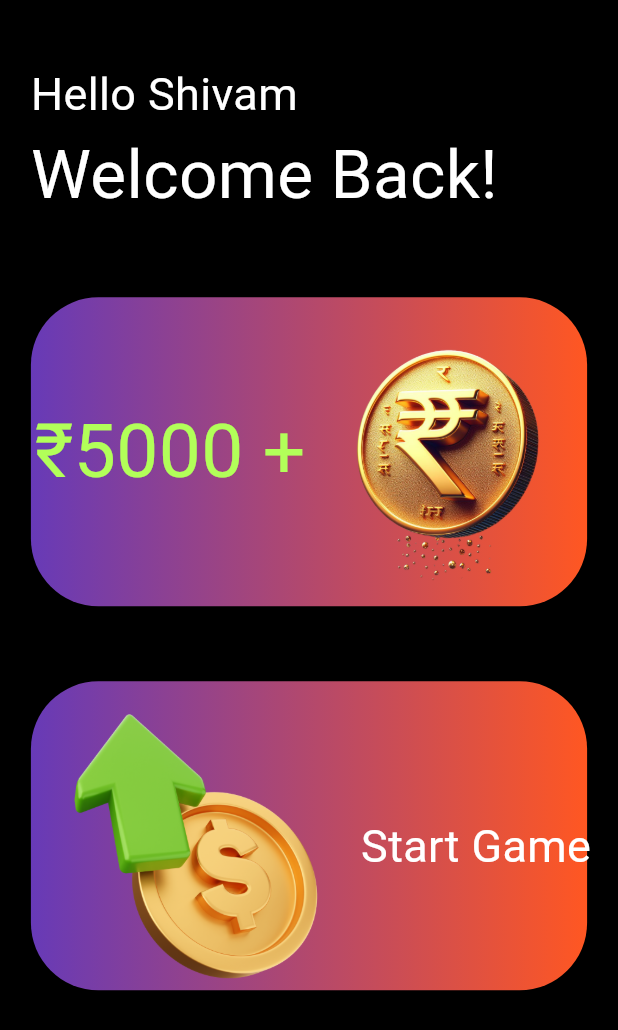
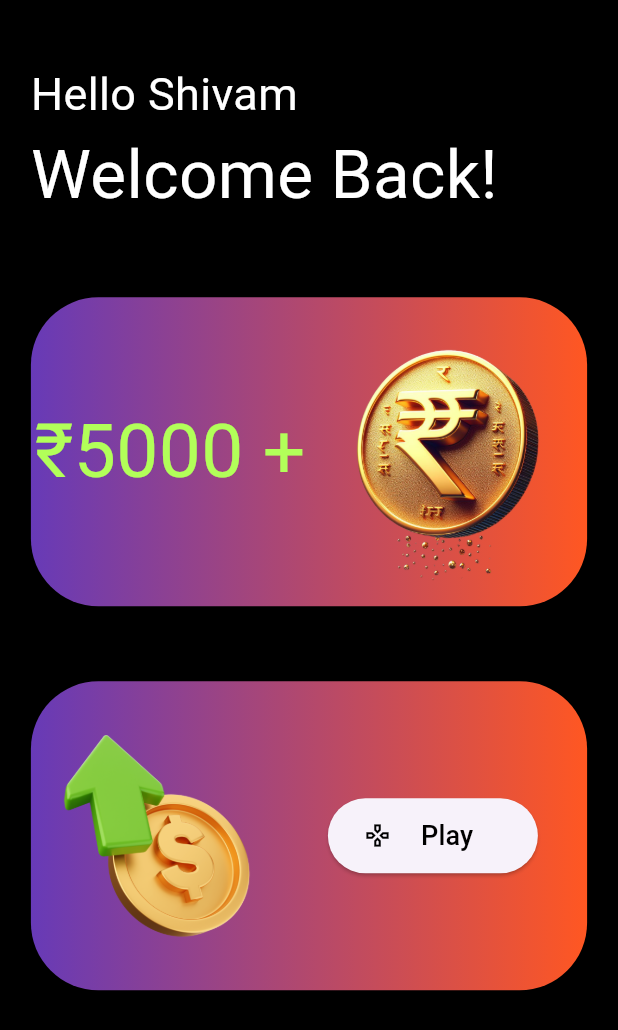
Before and after one commit to shivam2109964/colorPridct, a Flutter app: the homePage screen opened directly, on a phone screen of 412 x 824 dp. Shown: the top 1030 px of the screen. Run offline on Flutter 3.47's test engine with Material 3 defaults, Android fonts, the phone set to English and light mode, and no system bars.

Commit message:
game card dummy done

```diff
--- a/lib/Services/Bottom Navi - 3/src/screens/home.dart
+++ b/lib/Services/HomeScreen - 3/src/screens/home.dart
@@ -118,23 +118,42 @@ class homePage extends StatelessWidget {
                         ),
                       ),
                       //Modify Seond Card
-                      child: const Column(
+                      child: Column(
                         mainAxisAlignment: MainAxisAlignment.center,
                         children: <Widget>[
                           Row(
-
                             children: <Widget>[
-                              CircleAvatar(
-                                maxRadius: 110,
+                              const CircleAvatar(
+                                maxRadius: 84,
                                 backgroundColor: Colors.transparent,
                                 backgroundImage: AssetImage(
                                   'assets/images/homeImgTwo.png',
                                 ),
                               ),
-                              Text("Start Game",style: TextStyle(fontSize: 30,color: Colors.white),)
+                              Padding(
+                                padding: const EdgeInsets.only(left: 30),
+                                child: SizedBox(
+                                  height: 50,
+                                  width: 140,
+                                  child: ElevatedButton(
+                                    style: ButtonStyle(iconColor:MaterialStateProperty.all(Colors.black)),
+                                    onPressed: () {},
+                                    child: const Row(
+                                      children: [
+                                       Icon(Icons.gamepad_outlined),
+                                        Padding(
+                                          padding: EdgeInsets.only(left: 20),
+                                          child: Text(
+                                            "Play",style: TextStyle(fontSize: 18, color: Colors.black),
+                                          ),
+                                        ),
+                                      ],
+                                    ),
+                                  ),
+                                ),
+                              )
                             ],
                           ),
-
                         ],
                       ),
                     ),
--- a/lib/Services/SignIN - 2/src/screen/SignIn.dart
+++ b/lib/Services/SignIN - 2/src/screen/SignIn.dart
@@ -1,5 +1,5 @@
 import 'package:flutter/material.dart';
-import 'package:strive/Services/Bottom%20Navi%20-%203/src/screens/Navigation.dart';
+import 'package:strive/Services/HomeScreen%20-%203/src/screens/Navigation.dart';
 import 'package:strive/Services/SignUp%20-%201/src/screen/SignUp.dart';
 import 'package:strive/Services/common/src/utils/MediaQuary.dart';
 
--- a/lib/Services/SignUp - 1/src/screen/SignUp.dart
+++ b/lib/Services/SignUp - 1/src/screen/SignUp.dart
@@ -1,5 +1,5 @@
 import 'package:flutter/material.dart';
-import 'package:strive/Services/Bottom%20Navi%20-%203/src/screens/Navigation.dart';
+import 'package:strive/Services/HomeScreen%20-%203/src/screens/Navigation.dart';
 import 'package:strive/Services/SignIN%20-%202/src/screen/SignIn.dart';
 import 'package:strive/Services/common/src/utils/MediaQuary.dart';
 
--- a/lib/Services/common/src/Commwidget/BottomNaivation.dart
+++ b/lib/Services/common/src/Commwidget/BottomNaivation.dart
@@ -1,5 +1,5 @@
 import 'package:flutter/material.dart';
-import 'package:strive/Services/Bottom%20Navi%20-%203/src/screens/home.dart';
+import 'package:strive/Services/HomeScreen%20-%203/src/screens/home.dart';
 import 'package:strive/Services/SignIN%20-%202/src/screen/SignIn.dart';
 import 'package:strive/Services/SignUp%20-%201/src/screen/SignUp.dart';
 
--- a/lib/main.dart
+++ b/lib/main.dart
@@ -1,5 +1,7 @@
 import 'package:flutter/material.dart';
 import 'package:strive/Services/SignIN%20-%202/src/screen/SignIn.dart';
+
+
 
 void main() => runApp(MyApp());
 
@@ -8,7 +10,7 @@ class MyApp extends StatelessWidget {
 
   @override
   Widget build(BuildContext context) {
-    return const MaterialApp(
+    return  const MaterialApp(
       debugShowCheckedModeBanner: false,
       home: SignIn(),
     );
```
Also changed, not shown: lib/Services/HomeScreen - 3/src/screens/Navigation.dart (renamed from lib/Services/Bottom Navi - 3/src/screens/Navigation.dart).
